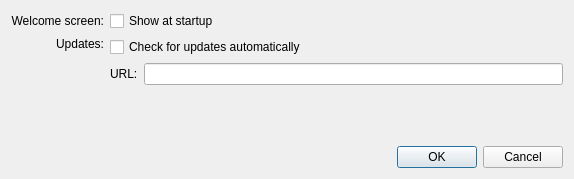
Old version of the form PatternPaint/preferences.ui in the repository Blinkinlabs/PatternPaint.
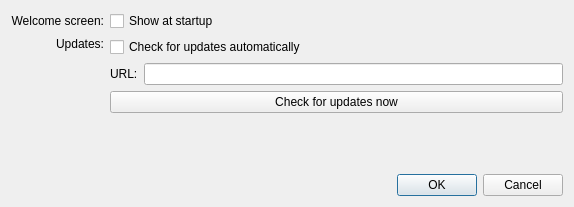
New version of the form.

Commit message: Pull version info from git, and hook auto updater into preferences window

Diff of the .ui file:
```diff
--- a/PatternPaint/preferences.ui
+++ b/PatternPaint/preferences.ui
@@ -10,7 +10,7 @@
     <x>0</x>
     <y>0</y>
     <width>574</width>
-    <height>179</height>
+    <height>207</height>
    </rect>
   </property>
   <property name="windowTitle">
@@ -69,6 +69,13 @@
          </item>
         </layout>
        </item>
+       <item>
+        <widget class="QPushButton" name="checkForUpdates">
+         <property name="text">
+          <string>Check for updates now</string>
+         </property>
+        </widget>
+       </item>
       </layout>
      </item>
     </layout>
```
Left out of the diff: 20 changed lines with no effect on the pictures. The commit also changes 12 other files.
